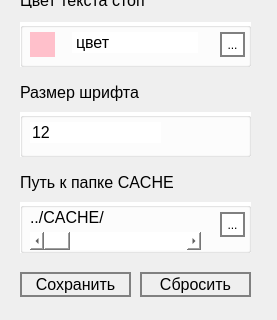
Before: the Qt Designer form 1015.ui in RedT0wer/DNA, drawn with Qt 5; both pictures show x 0 to 277 and y 288 to 608 of the 277 by 608 pixel window.
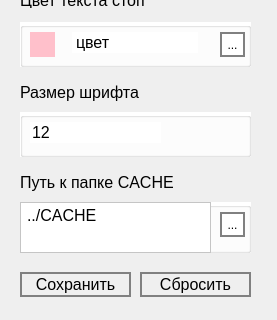
After: the same form once the commit is applied.

Diff of the .ui file:
```diff
--- a/1015.ui
+++ b/1015.ui
@@ -514,26 +514,34 @@
      <string>...</string>
     </property>
    </widget>
-   <widget class="QScrollBar" name="horizontalScrollBar">
+   <widget class="QScrollArea" name="scrollArea">
     <property name="geometry">
      <rect>
-      <x>10</x>
-      <y>30</y>
-      <width>171</width>
-      <height>18</height>
+      <x>0</x>
+      <y>0</y>
+      <width>191</width>
+      <height>51</height>
      </rect>
     </property>
-    <property name="orientation">
-     <enum>Qt::Horizontal</enum>
+    <property name="widgetResizable">
+     <bool>true</bool>
     </property>
-   </widget>
+    <widget class="QWidget" name="scrollAreaWidgetContents">
+     <property name="geometry">
+      <rect>
+       <x>0</x>
+       <y>0</y>
+       <width>189</width>
+       <height>49</height>
+      </rect>
+     </property>
    <widget class="QLabel" name="path_folder">
     <property name="geometry">
      <rect>
-      <x>10</x>
-      <y>0</y>
+        <x>6</x>
+        <y>2</y>
       <width>171</width>
-      <height>31</height>
+        <height>21</height>
      </rect>
     </property>
     <property name="font">
@@ -541,12 +549,11 @@
       <pointsize>12</pointsize>
      </font>
     </property>
-    <property name="styleSheet">
-     <string notr="true">background-color: rgba(255, 255, 255, 10);</string>
-    </property>
     <property name="text">
-     <string>../CACHE/</string>
-    </property>
+       <string>../CACHE</string>
+      </property>
+     </widget>
+    </widget>
    </widget>
   </widget>
   <widget class="QToolButton" name="button_apply">
```
Lines whose indentation alone changed are shown as unchanged.
